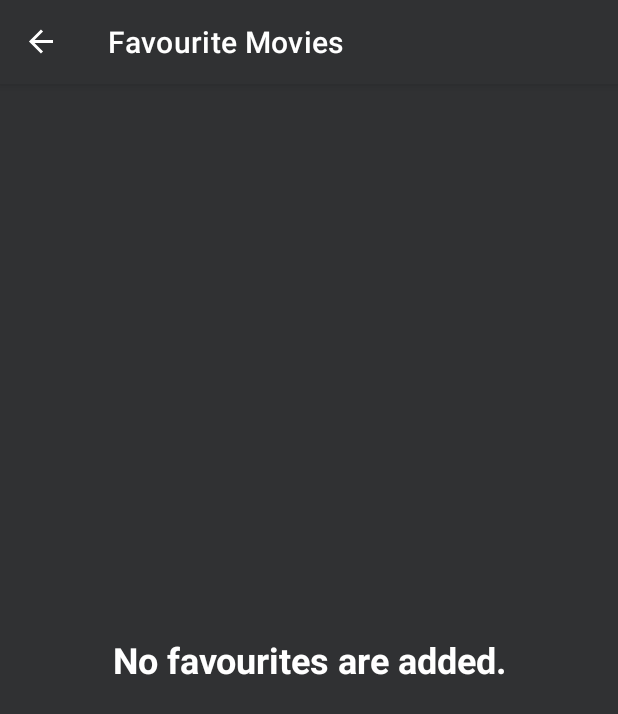
After one commit to AniruddhaKulk/MovieApp, an Android app: the FavouriteMoviesFragment screen opened through its navigation route, on a phone screen of 412 x 824 dp. The commit adds this screen. Shown: the top 714 px of the screen. Run offline under Robolectric (Android 15) with nearby library versions, the phone set to English and light mode, and no system bars; our stand-ins replace Dagger/Hilt's generated code, Room's generated code, navigation-ui; libraries missing offline, so code that uses them is left out: androidx.hilt.lifecycle; pictures from the network do not load.

Commit message:
Show the list of fav movies in Fav fragment.

```diff
--- a/app/src/main/java/com/anikulki/movie/MainActivity.kt
+++ b/app/src/main/java/com/anikulki/movie/MainActivity.kt
@@ -2,13 +2,33 @@ package com.anikulki.movie
 
 import androidx.appcompat.app.AppCompatActivity
 import android.os.Bundle
+import androidx.navigation.NavController
+import androidx.navigation.findNavController
+import androidx.navigation.fragment.NavHostFragment
+import androidx.navigation.fragment.findNavController
+import androidx.navigation.ui.AppBarConfiguration
+import androidx.navigation.ui.setupActionBarWithNavController
 import dagger.hilt.android.AndroidEntryPoint
 
 
 @AndroidEntryPoint
 class MainActivity : AppCompatActivity() {
+
+    private lateinit var navController: NavController
+
     override fun onCreate(savedInstanceState: Bundle?) {
         super.onCreate(savedInstanceState)
         setContentView(R.layout.activity_main)
+
+        val navHostFragment =
+            supportFragmentManager.findFragmentById(R.id.navHostFragment) as NavHostFragment
+        navController = navHostFragment.findNavController()
+
+        val appBarConfiguration = AppBarConfiguration(navController.graph)
+        setupActionBarWithNavController(navController, appBarConfiguration)
+    }
+
+    override fun onSupportNavigateUp(): Boolean {
+        return navController.navigateUp() || super.onSupportNavigateUp()
     }
 }
--- a/app/src/main/java/com/anikulki/movie/data/local/db/dao/MovieDao.kt
+++ b/app/src/main/java/com/anikulki/movie/data/local/db/dao/MovieDao.kt
@@ -3,10 +3,12 @@ package com.anikulki.movie.data.local.db.dao
 import androidx.room.*
 import com.anikulki.movie.data.local.db.entity.Movie
 import com.anikulki.movie.utils.common.State
+import kotlinx.coroutines.ExperimentalCoroutinesApi
 import kotlinx.coroutines.flow.Flow
 import kotlinx.coroutines.flow.distinctUntilChanged
 
 
+@ExperimentalCoroutinesApi
 @Dao
 interface MovieDao {
 
@@ -24,4 +26,7 @@ interface MovieDao {
 
     fun getMovieDataDistinctUntilChanged(id: Long) = getMovieData(id).distinctUntilChanged()
 
+    @Query("SELECT * from now_playing where is_favourite = :isFav")
+    fun getFavMoviesList(isFav: Boolean = true): Flow<List<Movie>>
+
 }
--- a/app/src/main/java/com/anikulki/movie/repository/MovieRepository.kt
+++ b/app/src/main/java/com/anikulki/movie/repository/MovieRepository.kt
@@ -1,6 +1,5 @@
 package com.anikulki.movie.repository
 
-import android.util.Log
 import com.anikulki.movie.data.local.db.DatabaseService
 import com.anikulki.movie.data.local.db.entity.Movie
 import com.anikulki.movie.data.remote.NetworkService
@@ -48,8 +47,8 @@ class MovieRepository @Inject constructor(
         databaseService.movieDao().updateMovie(movie.isFavourite, movie.id)
     }
 
-    fun getMovieData(id: Long): Flow<Movie>{
-        return databaseService.movieDao().getMovieDataDistinctUntilChanged(id)
+    fun getFavMoviesList(): Flow<List<Movie>>{
+       return databaseService.movieDao().getFavMoviesList()
     }
 
     private fun movieMapper(moviesResponse: MoviesResponse): List<Movie>{
--- /dev/null
+++ b/app/src/main/java/com/anikulki/movie/ui/fav/FavouriteMoviesFragment.kt
@@ -0,0 +1,70 @@
+package com.anikulki.movie.ui.fav
+
+import android.os.Bundle
+import android.view.View
+import androidx.fragment.app.Fragment
+import androidx.fragment.app.viewModels
+import androidx.recyclerview.widget.DividerItemDecoration
+import androidx.recyclerview.widget.GridLayoutManager
+import com.anikulki.movie.R
+import com.anikulki.movie.data.local.db.entity.Movie
+import com.anikulki.movie.databinding.FragmentFavouriteMoviesBinding
+import com.anikulki.movie.ui.playing.NowPlayingMoviesAdapter
+import dagger.hilt.android.AndroidEntryPoint
+import kotlinx.coroutines.ExperimentalCoroutinesApi
+
+@ExperimentalCoroutinesApi
+@AndroidEntryPoint
+class FavouriteMoviesFragment: Fragment(R.layout.fragment_favourite_movies),
+NowPlayingMoviesAdapter.OnItemClickListener{
+
+    private var _binding: FragmentFavouriteMoviesBinding? = null
+    private val binding
+    get() = _binding!!
+
+    private val viewModel by viewModels<FavouriteMoviesViewModel>()
+
+    override fun onViewCreated(view: View, savedInstanceState: Bundle?) {
+        super.onViewCreated(view, savedInstanceState)
+
+        _binding = FragmentFavouriteMoviesBinding.bind(view)
+
+        val adapter = NowPlayingMoviesAdapter(this)
+
+        val dividerItemDecoration = DividerItemDecoration(requireContext(),
+            DividerItemDecoration.VERTICAL)
+
+        binding.apply {
+            rvFav.layoutManager = GridLayoutManager(requireContext(), 3)
+            rvFav.addItemDecoration(dividerItemDecoration)
+            rvFav.adapter = adapter
+        }
+
+        viewModel.getFavMoviesList()
+
+        viewModel.favMoviesListLiveData.observe(viewLifecycleOwner){
+            if(it.isEmpty()){
+                binding.rvFav.visibility = View.GONE
+                binding.tvNoFav.visibility = View.VISIBLE
+            }else {
+                binding.rvFav.visibility = View.VISIBLE
+                binding.tvNoFav.visibility = View.GONE
+                adapter.submitList(it)
+            }
+        }
+
+    }
+
+    override fun onMovieClick(movie: Movie) {
+
+        val updatedMovie = movie.copy(
+            isFavourite = !movie.isFavourite
+        )
+        viewModel.updateMovie(updatedMovie)
+    }
+
+    override fun onDestroy() {
+        super.onDestroy()
+        _binding = null
+    }
+}
--- /dev/null
+++ b/app/src/main/java/com/anikulki/movie/ui/fav/FavouriteMoviesViewModel.kt
@@ -0,0 +1,43 @@
+package com.anikulki.movie.ui.fav
+
+import androidx.hilt.lifecycle.ViewModelInject
+import androidx.lifecycle.LiveData
+import androidx.lifecycle.MutableLiveData
+import androidx.lifecycle.ViewModel
+import androidx.lifecycle.viewModelScope
+import com.anikulki.movie.data.local.db.entity.Movie
+import com.anikulki.movie.repository.MovieRepository
+import kotlinx.coroutines.ExperimentalCoroutinesApi
+import kotlinx.coroutines.flow.collect
+import kotlinx.coroutines.launch
+
+
+@ExperimentalCoroutinesApi
+class FavouriteMoviesViewModel @ViewModelInject constructor(
+    private val repository: MovieRepository
+): ViewModel(){
+
+    private val _favMoviesListLiveData = MutableLiveData<List<Movie>>()
+
+    val favMoviesListLiveData: LiveData<List<Movie>>
+        get() = _favMoviesListLiveData
+
+    private val _favouriteLiveData = MutableLiveData<Movie>()
+
+    val favouriteLiveData: LiveData<Movie>
+        get() = _favouriteLiveData
+
+    fun updateMovie(movie: Movie){
+        viewModelScope.launch {
+            repository.updateMovie(movie)
+        }
+    }
+
+    fun getFavMoviesList(){
+        viewModelScope.launch {
+            repository.getFavMoviesList().collect {
+                _favMoviesListLiveData.value = it
+            }
+        }
+    }
+}
--- a/app/src/main/java/com/anikulki/movie/ui/playing/NowPlayingFragment.kt
+++ b/app/src/main/java/com/anikulki/movie/ui/playing/NowPlayingFragment.kt
@@ -2,10 +2,14 @@ package com.anikulki.movie.ui.playing
 
 import android.os.Bundle
 import android.util.Log
+import android.view.Menu
+import android.view.MenuInflater
+import android.view.MenuItem
 import android.view.View
 import android.widget.Toast
 import androidx.fragment.app.Fragment
 import androidx.fragment.app.viewModels
+import androidx.navigation.fragment.findNavController
 import androidx.recyclerview.widget.DividerItemDecoration
 import androidx.recyclerview.widget.GridLayoutManager
 import com.anikulki.movie.R
@@ -36,6 +40,8 @@ class NowPlayingFragment: Fragment(R.layout.fragment_now_playing),
         super.onViewCreated(view, savedInstanceState)
 
         _binding = FragmentNowPlayingBinding.bind(view)
+
+        setHasOptionsMenu(true)
 
         val adapter = NowPlayingMoviesAdapter(this)
 
@@ -81,6 +87,27 @@ class NowPlayingFragment: Fragment(R.layout.fragment_now_playing),
         viewModel.updateMovie(updatedMovie)
     }
 
+    override fun onCreateOptionsMenu(menu: Menu, inflater: MenuInflater) {
+        super.onCreateOptionsMenu(menu, inflater)
+
+        inflater.inflate(R.menu.menu, menu)
+    }
+
+    override fun onOptionsItemSelected(item: MenuItem): Boolean {
+
+        if(item.itemId == R.id.actionFav){
+            gotoFavMoviesList()
+        }
+
+        return true
+    }
+
+    private fun gotoFavMoviesList(){
+        val action = NowPlayingFragmentDirections
+            .actionNowPlayingFragmentToFavouriteMoviesFragment()
+
+        findNavController().navigate(action)
+    }
 
     private fun checkNetworkConnection(adapter: NowPlayingMoviesAdapter){
         networkHelper.isNetworkConnected().observe(viewLifecycleOwner){isConnected ->
--- /dev/null
+++ b/app/src/main/res/layout/fragment_favourite_movies.xml
@@ -0,0 +1,34 @@
+<?xml version="1.0" encoding="utf-8"?>
+<androidx.constraintlayout.widget.ConstraintLayout xmlns:android="http://schemas.android.com/apk/res/android"
+    xmlns:app="http://schemas.android.com/apk/res-auto"
+    xmlns:tools="http://schemas.android.com/tools"
+    android:layout_width="match_parent"
+    android:layout_height="match_parent"
+    android:background="@color/colorPrimary"
+    tools:context=".ui.fav.FavouriteMoviesFragment">
+
+    <androidx.recyclerview.widget.RecyclerView
+        android:id="@+id/rvFav"
+        android:layout_width="0dp"
+        android:layout_height="wrap_content"
+        android:visibility="gone"
+        app:layout_constraintEnd_toEndOf="parent"
+        app:layout_constraintStart_toStartOf="parent"
+        app:layout_constraintTop_toTopOf="parent"
+        tools:listitem="@layout/item_movies" />
+
+
+    <androidx.appcompat.widget.AppCompatTextView
+        android:id="@+id/tvNoFav"
+        style="@style/Widget.LargeText"
+        android:layout_width="0dp"
+        android:layout_height="0dp"
+        android:gravity="center"
+        android:text="@string/no_fav_added"
+        android:visibility="gone"
+        app:layout_constraintBottom_toBottomOf="parent"
+        app:layout_constraintEnd_toEndOf="parent"
+        app:layout_constraintStart_toStartOf="parent"
+        app:layout_constraintTop_toTopOf="parent" />
+
+</androidx.constraintlayout.widget.ConstraintLayout>
--- /dev/null
+++ b/app/src/main/res/menu/menu.xml
@@ -0,0 +1,11 @@
+<?xml version="1.0" encoding="utf-8"?>
+<menu xmlns:android="http://schemas.android.com/apk/res/android"
+    xmlns:app="http://schemas.android.com/apk/res-auto">
+
+    <item
+        android:id="@+id/actionFav"
+        android:icon="@drawable/ic_baseline_star_24"
+        android:title="Favourite"
+        app:showAsAction="ifRoom"/>
+
+</menu>
--- a/app/src/main/res/navigation/nav_graph.xml
+++ b/app/src/main/res/navigation/nav_graph.xml
@@ -9,11 +9,11 @@
     <fragment
         android:id="@+id/nowPlayingFragment"
         android:name="com.anikulki.movie.ui.playing.NowPlayingFragment"
-        android:label="fragment_now_playing"
-        tools:layout="@layout/fragment_now_playing" >
+        android:label="Now Playing"
+        tools:layout="@layout/fragment_now_playing">
         <action
-            android:id="@+id/action_nowPlayingFragment_to_movieDetailFragment"
-            app:destination="@id/movieDetailFragment" />
+            android:id="@+id/action_nowPlayingFragment_to_favouriteMoviesFragment"
+            app:destination="@id/favouriteMoviesFragment" />
     </fragment>
     <fragment
         android:id="@+id/movieDetailFragment"
@@ -24,4 +24,9 @@
             android:name="movie"
             app:argType="com.anikulki.movie.data.local.db.entity.Movie" />
     </fragment>
+    <fragment
+        android:id="@+id/favouriteMoviesFragment"
+        android:name="com.anikulki.movie.ui.fav.FavouriteMoviesFragment"
+        android:label="Favourite Movies"
+        tools:layout="@layout/fragment_favourite_movies" />
 </navigation>
--- a/app/src/main/res/values/strings.xml
+++ b/app/src/main/res/values/strings.xml
@@ -2,4 +2,5 @@
     <string name="app_name">Movie</string>
     <string name="back_online">Network connection available</string>
     <string name="no_connection">No Internet Connection</string>
+    <string name="no_fav_added">No favourites are added.</string>
 </resources>
--- a/app/src/main/res/values/styles.xml
+++ b/app/src/main/res/values/styles.xml
@@ -16,4 +16,11 @@
         <item name="android:textSize">@dimen/text_size_14sp</item>
     </style>
 
+
+    <style name="Widget.LargeText" parent="Widget.MaterialComponents.TextView">
+        <item name="android:textSize">24sp</item>
+        <item name="android:textColor">@color/primaryTextColor</item>
+        <item name="android:textStyle">bold</item>
+    </style>
+
 </resources>
```
